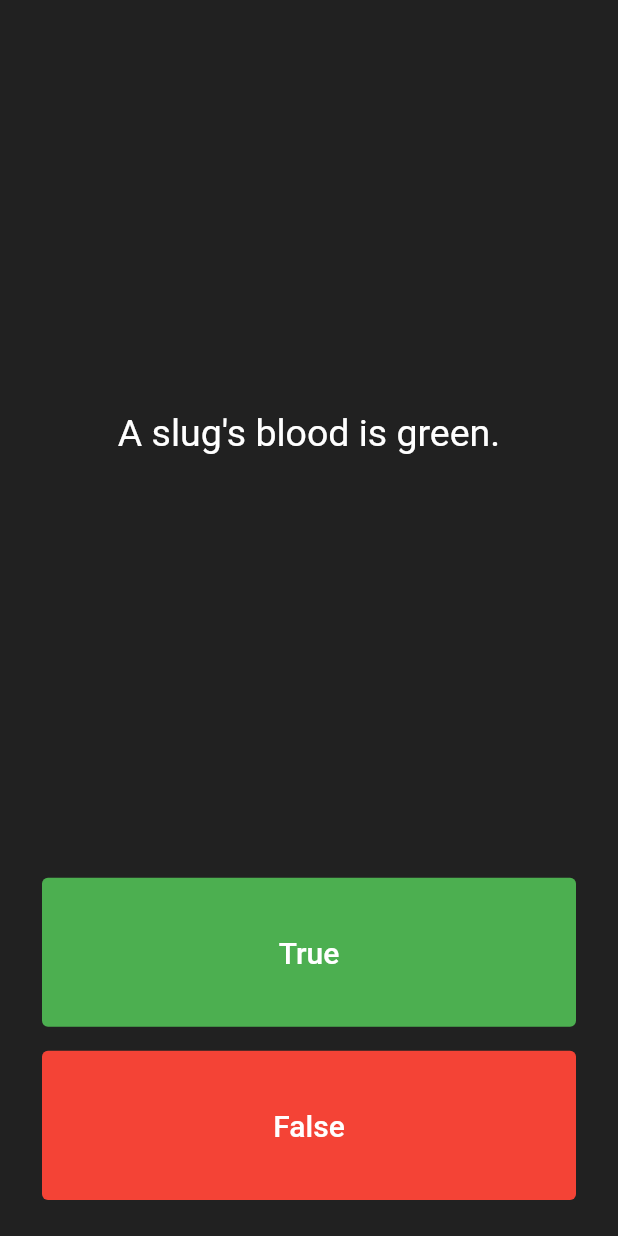
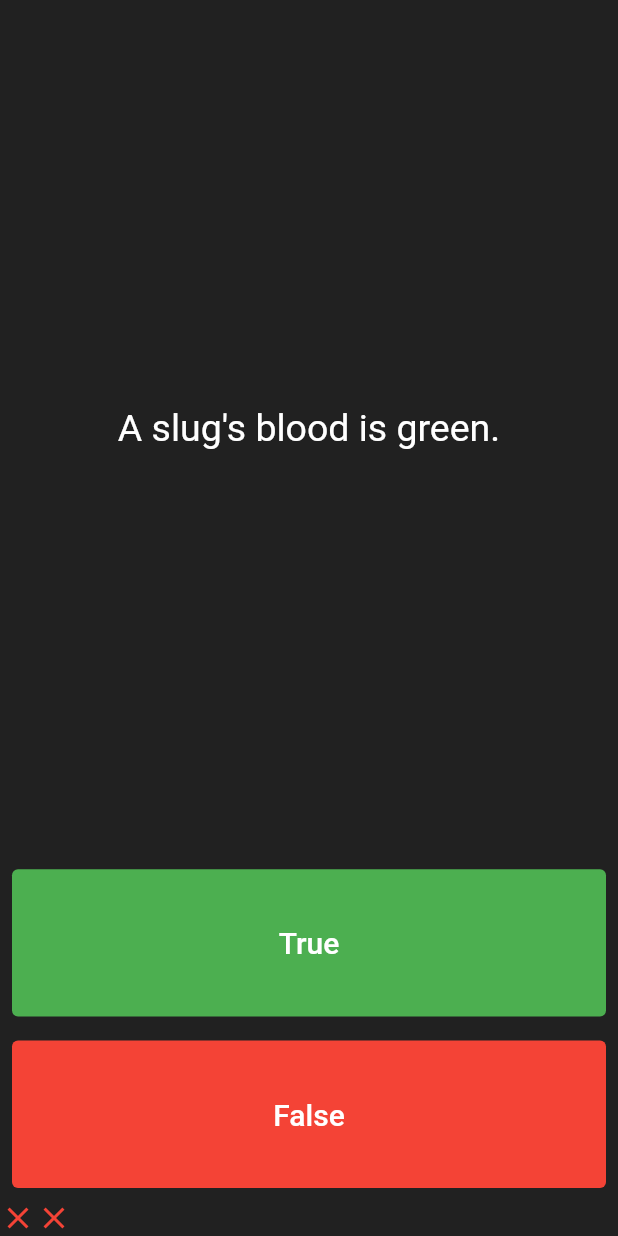
Before and after one commit to RichardCastuera/Quizzler, a Flutter app: the screen it shows after launch, after a tap on "True", after a tap on "False", on a phone screen of 412 x 824 dp. Run offline on Flutter 3.47's test engine with Material 2 defaults, Android fonts, the phone set to English and light mode, and no system bars.

Commit message:
feat(quizzler_app): Added the scoreKeeper Function

```diff
--- a/quizzler_app/lib/main.dart
+++ b/quizzler_app/lib/main.dart
@@ -18,10 +18,7 @@ class Quizzler extends StatelessWidget {
       home: Scaffold(
         backgroundColor: Colors.grey.shade900,
         body: const SafeArea(
-          child: Padding(
-            padding: EdgeInsetsDirectional.symmetric(horizontal: 20.0),
-            child: QuizPage(),
-          ),
+          child: QuizPage(),
         ),
       ),
     );
@@ -37,6 +34,26 @@ class QuizPage extends StatefulWidget {
 
 class _QuizPageState extends State<QuizPage> {
   List<Icon> scoreKeeper = [];
+
+  void checkAnswer(bool userPickedAnswer) {
+    bool correctAnswer = quizBrain.getCorrectAnswer();
+    setState(() {
+      (correctAnswer == userPickedAnswer)
+          ? scoreKeeper.add(
+              Icon(
+                Icons.check,
+                color: Colors.green,
+              ),
+            )
+          : scoreKeeper.add(
+              Icon(
+                Icons.close,
+                color: Colors.red,
+              ),
+            );
+      quizBrain.nextQuestion();
+    });
+  }
 
   @override
   Widget build(BuildContext context) {
@@ -70,13 +87,7 @@ class _QuizPageState extends State<QuizPage> {
               ),
               onPressed: () {
                 //The user picked true
-                bool correctAnswer = quizBrain.getCorrectAnswer();
-                (correctAnswer == true)
-                    ? print('User got it right')
-                    : print('User got it wrong');
-                setState(() {
-                  quizBrain.nextQuestion();
-                });
+                checkAnswer(true);
               },
               child: const Text(
                 'True',
@@ -98,13 +109,7 @@ class _QuizPageState extends State<QuizPage> {
               ),
               onPressed: () {
                 //The user picked false
-                bool correctAnswer = quizBrain.getCorrectAnswer();
-                (correctAnswer == false)
-                    ? print('User got it right')
-                    : print('User got it wrong');
-                setState(() {
-                  quizBrain.nextQuestion();
-                });
+                checkAnswer(false);
               },
               child: const Text(
                 'False',
@@ -116,11 +121,8 @@ class _QuizPageState extends State<QuizPage> {
             ),
           ),
         ),
-        Padding(
-          padding: const EdgeInsets.all(8.0),
-          child: Row(
-            children: scoreKeeper,
-          ),
+        Row(
+          children: scoreKeeper,
         )
       ],
     );
--- a/quizzler_app/lib/quiz_brain.dart
+++ b/quizzler_app/lib/quiz_brain.dart
@@ -7,9 +7,6 @@ class QuizBrain {
     Question('Approximately one quarter of human bones are in the feet.', true),
     Question('A slug\'s blood is green.', true),
     Question('Some cats are actually allergic to humans', true),
-    Question('You can lead a cow down stairs but not up stairs.', false),
-    Question('Approximately one quarter of human bones are in the feet.', true),
-    Question('A slug\'s blood is green.', true),
     Question('Buzz Aldrin\'s mother\'s maiden name was \"Moon\".', true),
     Question('It is illegal to pee in the Ocean in Portugal.', true),
     Question(
```
